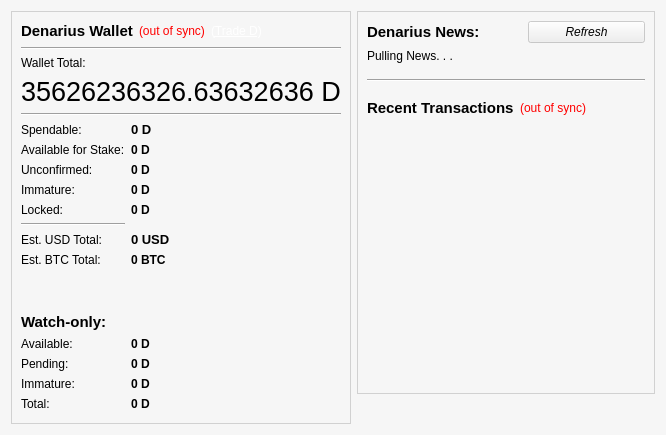
First picture: the form in src/qt/forms/overviewpage.ui, repository metaspartan/denarius, before the edit.
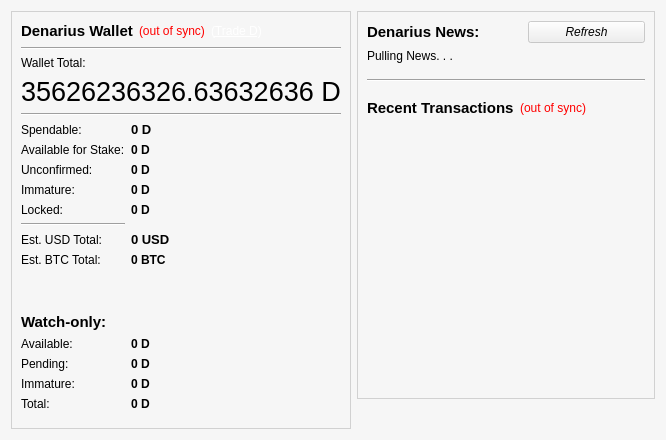
Second picture: the form after the edit. Icons and pictures are not drawn.

Commit message: Recent TX formatting

The edit to the form file:
```diff
--- a/src/qt/forms/overviewpage.ui
+++ b/src/qt/forms/overviewpage.ui
@@ -7,7 +7,7 @@
     <x>0</x>
     <y>0</y>
     <width>666</width>
-    <height>435</height>
+    <height>440</height>
    </rect>
   </property>
   <property name="palette">
@@ -181,6 +181,11 @@
           <verstretch>0</verstretch>
          </sizepolicy>
         </property>
+        <property name="font">
+         <font>
+          <pointsize>8</pointsize>
+         </font>
+        </property>
         <property name="styleSheet">
          <string notr="true">QListView { background: transparent; }</string>
         </property>
```
The commit also changes 2 other files.
